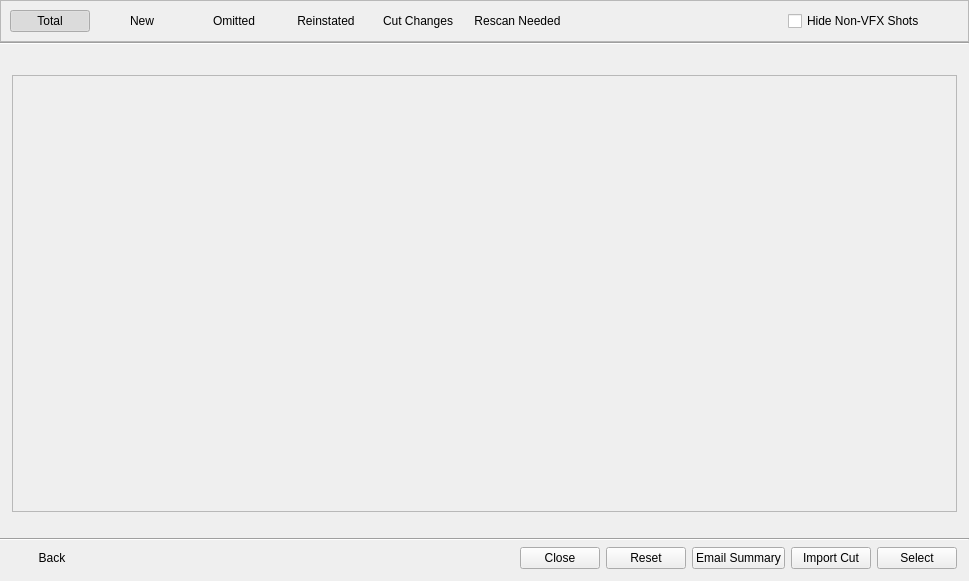
The window that resources/dialog.ui (shotgunsoftware/tk-multi-importcut) describes before a commit, drawn with Qt 5.
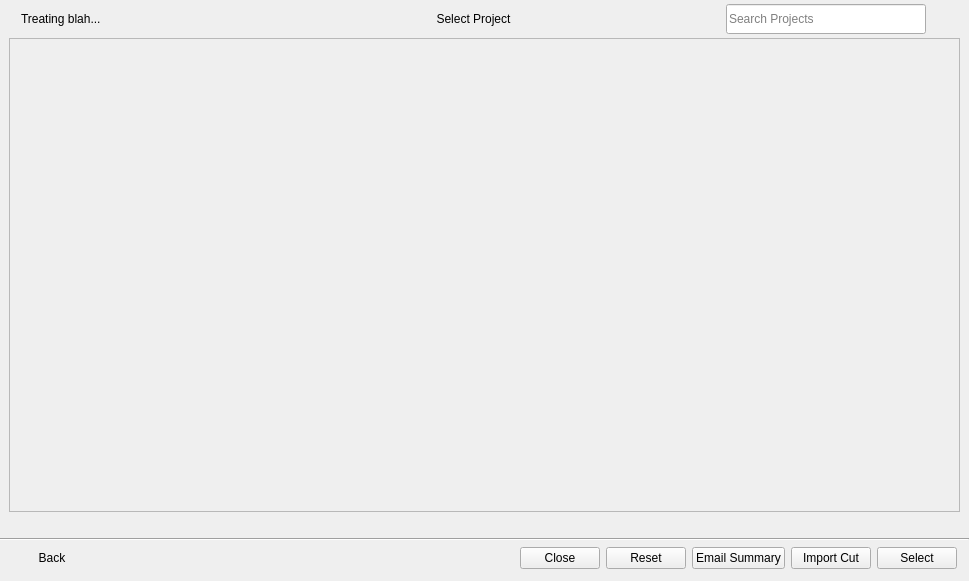
The same window after the commit. Icons and pictures are not drawn. Custom widgets are drawn as their Qt base class.

Commit message: For #35474, saving some initial progress on getting a Project selection page in place. Page works, but projects don't show up yet.

Patch:
```diff
--- a/resources/dialog.ui
+++ b/resources/dialog.ui
@@ -32,7 +32,7 @@
    <item>
     <widget class="AnimatedStackedWidget" name="stackedWidget">
      <property name="currentIndex">
-      <number>4</number>
+      <number>1</number>
      </property>
      <widget class="QWidget" name="drop_page">
       <layout class="QVBoxLayout" name="verticalLayout_2">
@@ -190,6 +190,159 @@
        </item>
       </layout>
      </widget>
+     <widget class="QWidget" name="project_list_page">
+      <layout class="QVBoxLayout" name="verticalLayout_10">
+       <property name="spacing">
+        <number>0</number>
+       </property>
+       <property name="topMargin">
+        <number>0</number>
+       </property>
+       <property name="bottomMargin">
+        <number>0</number>
+       </property>
+       <item>
+        <layout class="QHBoxLayout" name="horizontalLayout_10" stretch="0,1,0,0">
+         <property name="spacing">
+          <number>12</number>
+         </property>
+         <property name="leftMargin">
+          <number>12</number>
+         </property>
+         <property name="topMargin">
+          <number>4</number>
+         </property>
+         <property name="bottomMargin">
+          <number>4</number>
+         </property>
+         <item>
+          <widget class="QLabel" name="importing_edl_label_2">
+           <property name="minimumSize">
+            <size>
+             <width>200</width>
+             <height>0</height>
+            </size>
+           </property>
+           <property name="text">
+            <string>Treating blah...</string>
+           </property>
+           <property name="alignment">
+            <set>Qt::AlignLeading|Qt::AlignLeft|Qt::AlignVCenter</set>
+           </property>
+          </widget>
+         </item>
+         <item>
+          <widget class="QLabel" name="select_project_label">
+           <property name="text">
+            <string>Select Project</string>
+           </property>
+           <property name="alignment">
+            <set>Qt::AlignCenter</set>
+           </property>
+          </widget>
+         </item>
+         <item>
+          <widget class="SearchWidget" name="projects_search_line_edit">
+           <property name="sizePolicy">
+            <sizepolicy hsizetype="Fixed" vsizetype="Preferred">
+             <horstretch>0</horstretch>
+             <verstretch>0</verstretch>
+            </sizepolicy>
+           </property>
+           <property name="minimumSize">
+            <size>
+             <width>200</width>
+             <height>30</height>
+            </size>
+           </property>
+           <property name="text">
+            <string/>
+           </property>
+           <property name="cursorPosition">
+            <number>0</number>
+           </property>
+           <property name="placeholderText">
+            <string>Search Projects</string>
+           </property>
+          </widget>
+         </item>
+         <item>
+          <widget class="QPushButton" name="settings_page_6_button">
+           <property name="maximumSize">
+            <size>
+             <width>22</width>
+             <height>20</height>
+            </size>
+           </property>
+           <property name="text">
+            <string/>
+           </property>
+           <property name="icon">
+            <iconset resource="resources.qrc">
+             <normaloff>:/tk_multi_importcut/settings_dialog_gear_icon.png</normaloff>:/tk_multi_importcut/settings_dialog_gear_icon.png</iconset>
+           </property>
+           <property name="iconSize">
+            <size>
+             <width>22</width>
+             <height>20</height>
+            </size>
+           </property>
+           <property name="flat">
+            <bool>true</bool>
+           </property>
+          </widget>
+         </item>
+        </layout>
+       </item>
+       <item>
+        <widget class="QScrollArea" name="project_scroll_area">
+         <property name="widgetResizable">
+          <bool>true</bool>
+         </property>
+         <widget class="QWidget" name="project_area">
+          <property name="geometry">
+           <rect>
+            <x>0</x>
+            <y>0</y>
+            <width>943</width>
+            <height>442</height>
+           </rect>
+          </property>
+          <layout class="QGridLayout" name="project_grid">
+           <property name="leftMargin">
+            <number>2</number>
+           </property>
+           <property name="topMargin">
+            <number>2</number>
+           </property>
+           <property name="rightMargin">
+            <number>2</number>
+           </property>
+           <property name="bottomMargin">
+            <number>2</number>
+           </property>
+           <property name="spacing">
+            <number>2</number>
+           </property>
+           <item row="0" column="0">
+            <spacer name="verticalSpacer_11">
+             <property name="orientation">
+              <enum>Qt::Vertical</enum>
+             </property>
+             <property name="sizeHint" stdset="0">
+              <size>
+               <width>20</width>
+               <height>40</height>
+              </size>
+             </property>
+            </spacer>
+           </item>
+          </layout>
+         </widget>
+        </widget>
+       </item>
+      </layout>
+     </widget>
      <widget class="QWidget" name="entity_types_page">
       <layout class="QVBoxLayout" name="verticalLayout_8" stretch="0,1">
        <item>
```
Left out of the diff: 10 changed lines with no effect on the pictures. The commit also changes 8 other files.
